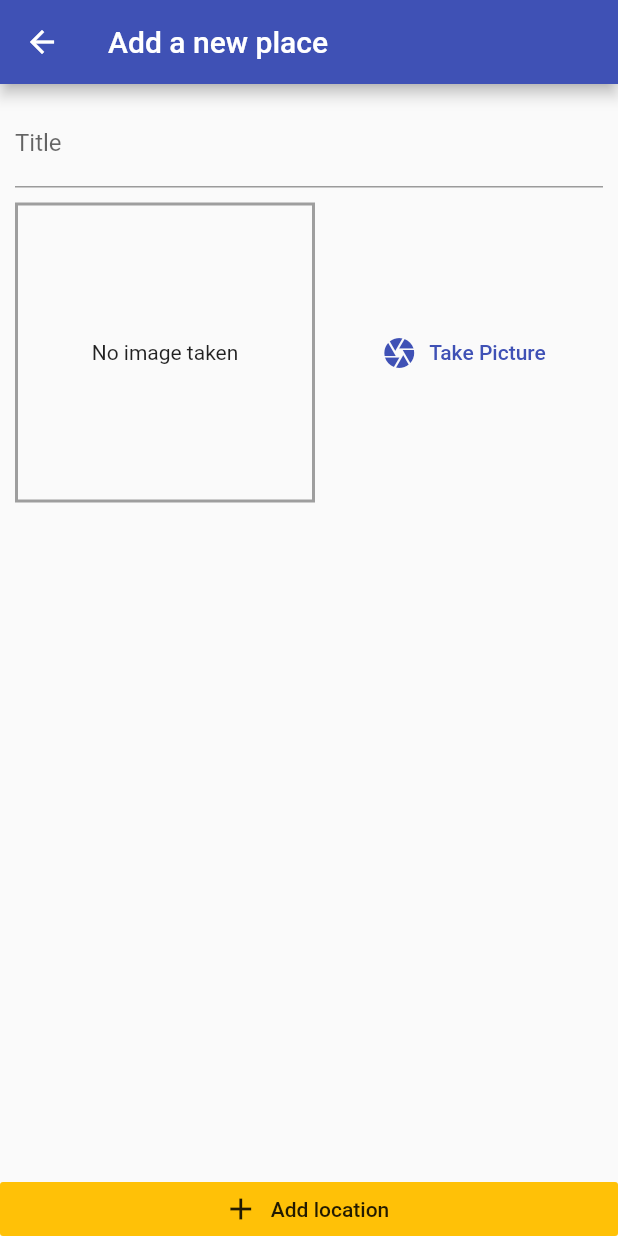
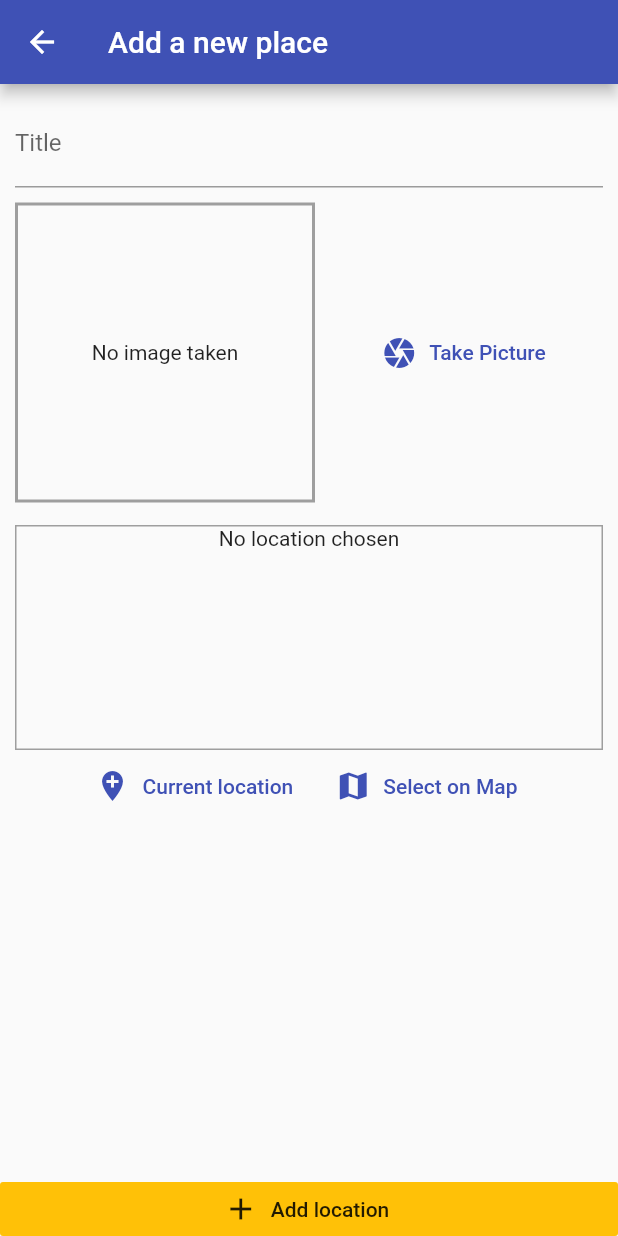
Before and after one commit to Leman316/Location_images_app, a Flutter app: the screen it shows after launch, after a tap on the "add" icon, on a phone screen of 412 x 824 dp. Run offline on Flutter 3.47's test engine with Material 2 defaults, Android fonts, the phone set to English and light mode, and no system bars; our stand-ins replace image_picker, location, sqflite; accounts and stored records are empty.

Commit message:
update 1.x

```diff
--- /dev/null
+++ b/lib/helper/db_helper.dart
@@ -0,0 +1,25 @@
+import 'package:sqflite/sqflite.dart' as sql;
+import 'package:path/path.dart' as path;
+
+class DBHelper {
+  static Future<sql.Database> database() async {
+    final dbpath = await sql.getDatabasesPath();
+
+    return sql.openDatabase(path.join(dbpath, 'places.db'),
+        onCreate: (db, version) {
+      return db.execute(
+          'Create Table user_places(id TEXT PRIMARY KEY,title TEXT,image TEXT)');
+    }, version: 1);
+  }
+
+  static Future<void> insert(String table, Map<String, Object> data) async {
+    final db = await DBHelper.database();
+    await db.insert(table, data,
+        conflictAlgorithm: sql.ConflictAlgorithm.replace);
+  }
+
+  static Future<List<Map<String, dynamic>>> getData(String table) async {
+    final db = await DBHelper.database();
+    return db.query(table);
+  }
+}
--- a/lib/providers/places.dart
+++ b/lib/providers/places.dart
@@ -3,6 +3,7 @@ import 'dart:io';
 import 'package:flutter/foundation.dart';
 import 'package:flutter/material.dart';
 import 'package:places_app/models/place.dart';
+import '../helper/db_helper.dart';
 
 class Places with ChangeNotifier {
   List<Place> _items = [];
@@ -20,5 +21,24 @@ class Places with ChangeNotifier {
         image: image);
     _items.add(newPlace);
     notifyListeners();
+    DBHelper.insert('user_places', {
+      'id': newPlace.id,
+      'title': newPlace.title,
+      'image': newPlace.image.path
+    });
+  }
+
+  Future<void> fetchandsetPlace() async {
+    final datalist = await DBHelper.getData('user_places');
+    print(datalist);
+    _items = datalist
+        .map((e) => Place(
+            id: e['id'],
+            title: e['title'],
+            location: null,
+            image: File(e['image'])))
+        .toList();
+
+    notifyListeners();
   }
 }
--- a/lib/screens/add_places_screen.dart
+++ b/lib/screens/add_places_screen.dart
@@ -1,5 +1,6 @@
 import 'dart:io';
 import 'package:places_app/providers/places.dart';
+import 'package:places_app/widgets/location_input.dart';
 import 'package:provider/provider.dart';
 import 'package:flutter/material.dart';
 import 'package:places_app/widgets/image_input.dart';
@@ -49,6 +50,10 @@ class _AddPlacesState extends State<AddPlaces> {
                       height: 10,
                     ),
                     ImageInput(_selectImage),
+                    SizedBox(
+                      height: 15,
+                    ),
+                    LocationInput(),
                   ],
                 ),
               ),
--- a/lib/screens/places_list.dart
+++ b/lib/screens/places_list.dart
@@ -18,20 +18,29 @@ class PlacesList extends StatelessWidget {
           )
         ],
       ),
-      body: Consumer<Places>(
+      body: FutureBuilder(
+        future: Provider.of<Places>(context, listen: false).fetchandsetPlace(),
+        builder: (ctx, snapshot) =>
+            snapshot.connectionState == ConnectionState.waiting
+                ? Center(
+                    child: CircularProgressIndicator(),
+                  )
+                : Consumer<Places>(
                     builder: (ctx, places, child) => places.items.length <= 0
                         ? child
                         : ListView.builder(
                             itemCount: places.items.length,
                             itemBuilder: (context, index) => ListTile(
                               leading: CircleAvatar(
-                    backgroundImage: FileImage(places.items[index].image),
+                                backgroundImage:
+                                    FileImage(places.items[index].image),
                               ),
                               title: Text(places.items[index].title),
                               onTap: () {},
                             ),
                           ),
-        child: Center(child: Text('No places Yet')),
+                    child: Center(child: Text('No Places Yet')),
+                  ),
       ),
     );
   }
--- /dev/null
+++ b/lib/widgets/location_input.dart
@@ -0,0 +1,62 @@
+import 'dart:io';
+import 'package:flutter/material.dart';
+import 'package:location/location.dart';
+
+class LocationInput extends StatefulWidget {
+  @override
+  _LocationInputState createState() => _LocationInputState();
+}
+
+class _LocationInputState extends State<LocationInput> {
+  String _previewImageUrl;
+  Future<void> _getLocation() async {
+    final locData = await Location().getLocation();
+    print(locData.latitude);
+    print(locData.longitude);
+  }
+
+  @override
+  Widget build(BuildContext context) {
+    return Column(
+      children: <Widget>[
+        Container(
+          height: 150,
+          width: double.infinity,
+          decoration:
+              BoxDecoration(border: Border.all(width: 1, color: Colors.grey)),
+          child: _previewImageUrl == null
+              ? Text(
+                  'No location chosen',
+                  textAlign: TextAlign.center,
+                )
+              : Image.network(
+                  _previewImageUrl,
+                  width: double.infinity,
+                  fit: BoxFit.cover,
+                ),
+        ),
+        Row(
+          mainAxisAlignment: MainAxisAlignment.center,
+          children: <Widget>[
+            FlatButton.icon(
+              icon: Icon(
+                Icons.add_location,
+              ),
+              label: Text('Current location'),
+              onPressed: _getLocation,
+              textColor: Theme.of(context).primaryColor,
+            ),
+            FlatButton.icon(
+              icon: Icon(
+                Icons.map,
+              ),
+              label: Text('Select on Map'),
+              onPressed: () {},
+              textColor: Theme.of(context).primaryColor,
+            ),
+          ],
+        )
+      ],
+    );
+  }
+}
--- a/pubspec.yaml
+++ b/pubspec.yaml
@@ -29,6 +29,8 @@ dependencies:
   image_picker: ^0.6.0+9
   path_provider: ^1.1.0
   path: ^1.6.2
+  sqflite: ^1.1.5
+  location: ^3.2.1
 
 
   # The following adds the Cupertino Icons font to your application.
```
Also changed, not shown: pubspec.lock, 1 other file. Lines whose indentation alone changed are shown as unchanged.
